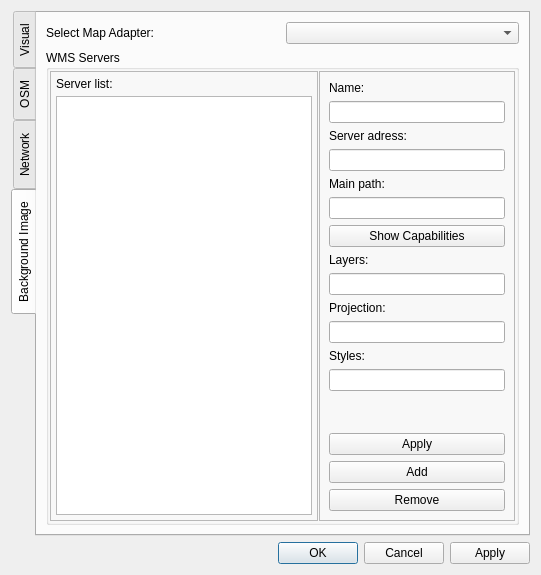
Above: Preferences/PreferencesDialog.ui from openstreetmap/merkaartor before the change. Below: the same form after it.
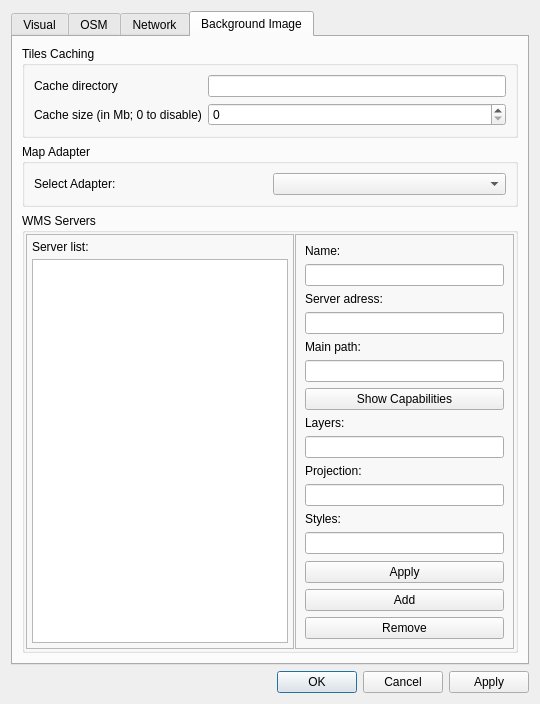
That is the form after the change. The open tabs and pages were chosen to show the change.

Commit message: FIX : Layer widgets management ADD : Background tiles caching (closes #747) FIX : setViewport without downloading every intermediate zoom tiles ADD : Initial track to road (#748) ADD : Initial osmarender rendering (#694)

```diff
--- a/Preferences/PreferencesDialog.ui
+++ b/Preferences/PreferencesDialog.ui
@@ -6,10 +6,16 @@
    <rect>
     <x>0</x>
     <y>0</y>
-    <width>541</width>
-    <height>575</height>
+    <width>540</width>
+    <height>291</height>
    </rect>
   </property>
+  <property name="sizePolicy" >
+   <sizepolicy vsizetype="Fixed" hsizetype="Fixed" >
+    <horstretch>0</horstretch>
+    <verstretch>0</verstretch>
+   </sizepolicy>
+  </property>
   <property name="windowTitle" >
    <string>Dialog</string>
   </property>
@@ -19,7 +25,7 @@
      <item>
       <widget class="QTabWidget" name="tabPref" >
        <property name="tabPosition" >
-        <enum>QTabWidget::West</enum>
+        <enum>QTabWidget::North</enum>
        </property>
        <property name="currentIndex" >
         <number>0</number>
@@ -240,8 +246,49 @@
         </attribute>
         <layout class="QVBoxLayout" >
          <item>
+          <widget class="QGroupBox" name="grpCaching" >
+           <property name="sizePolicy" >
+            <sizepolicy vsizetype="Minimum" hsizetype="Minimum" >
+             <horstretch>0</horstretch>
+             <verstretch>0</verstretch>
+            </sizepolicy>
+           </property>
+           <property name="title" >
+            <string>Tiles Caching</string>
+           </property>
           <layout class="QGridLayout" >
            <item row="0" column="0" >
+             <widget class="QLabel" name="label_3" >
+              <property name="text" >
+               <string>Cache directory</string>
+              </property>
+             </widget>
+            </item>
+            <item row="0" column="1" >
+             <widget class="QLineEdit" name="edCacheDir" />
+            </item>
+            <item row="1" column="0" >
+             <widget class="QLabel" name="label_15" >
+              <property name="text" >
+               <string>Cache size (in Mb; 0 to disable)</string>
+              </property>
+             </widget>
+            </item>
+            <item row="1" column="1" >
+             <widget class="QSpinBox" name="sbCacheSize" />
+            </item>
+           </layout>
+          </widget>
+         </item>
+         <item>
+          <layout class="QGridLayout" >
+           <item row="0" column="0" >
+            <widget class="QGroupBox" name="groupBox_3" >
+             <property name="title" >
+              <string>Map Adapter</string>
+             </property>
+             <layout class="QHBoxLayout" >
+              <item>
             <widget class="QLabel" name="label_4" >
              <property name="maximumSize" >
               <size>
@@ -250,14 +297,14 @@
               </size>
              </property>
              <property name="text" >
-              <string>Select Map Adapter:</string>
+                 <string>Select Adapter:</string>
              </property>
              <property name="buddy" >
               <cstring>cbMapAdapter</cstring>
              </property>
             </widget>
            </item>
-           <item row="0" column="1" >
+              <item>
             <widget class="QComboBox" name="cbMapAdapter" >
              <property name="minimumSize" >
               <size>
@@ -268,6 +315,9 @@
             </widget>
            </item>
           </layout>
+            </widget>
+           </item>
+          </layout>
          </item>
          <item>
           <widget class="QGroupBox" name="grpWmsServers" >
@@ -418,7 +468,7 @@
                  <property name="sizeHint" >
                   <size>
                    <width>20</width>
-                   <height>40</height>
+                   <height>1</height>
                   </size>
                  </property>
                 </spacer>
@@ -450,6 +500,22 @@
            </layout>
           </widget>
          </item>
+         <item>
+          <spacer>
+           <property name="orientation" >
+            <enum>Qt::Vertical</enum>
+           </property>
+           <property name="sizeType" >
+            <enum>QSizePolicy::Expanding</enum>
+           </property>
+           <property name="sizeHint" >
+            <size>
+             <width>496</width>
+             <height>0</height>
+            </size>
+           </property>
+          </spacer>
+         </item>
         </layout>
        </widget>
       </widget>
@@ -458,6 +524,12 @@
    </item>
    <item>
     <widget class="QDialogButtonBox" name="buttonBox" >
+     <property name="maximumSize" >
+      <size>
+       <width>900</width>
+       <height>700</height>
+      </size>
+     </property>
      <property name="orientation" >
       <enum>Qt::Horizontal</enum>
      </property>
```
Left out of the diff: 20 changed lines with no effect on the pictures. Lines whose indentation alone changed are shown as unchanged. The commit also changes 39 other files.
